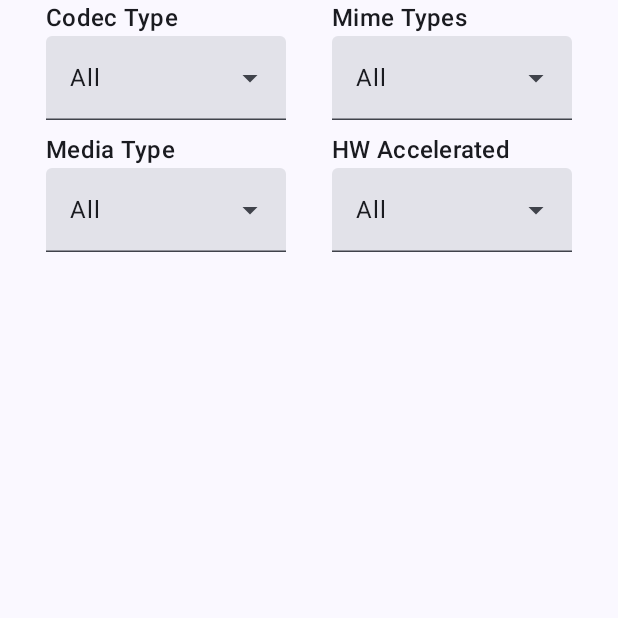
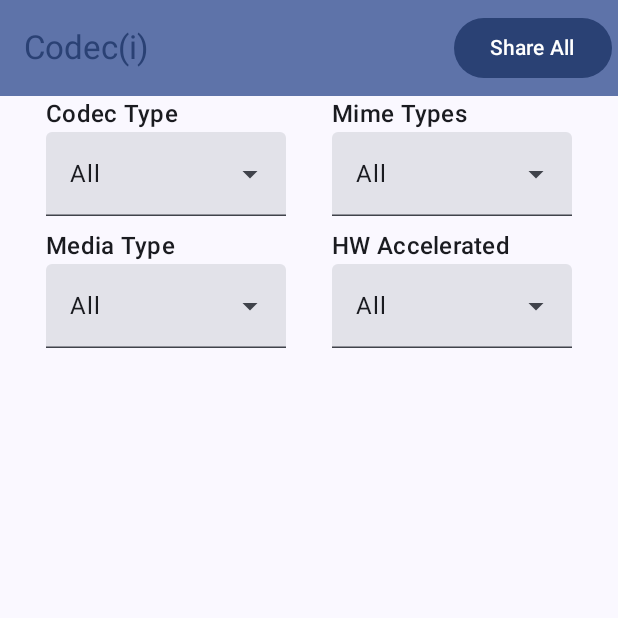
Before and after one commit to igrvlhlb/Codeci, an Android app built with Jetpack Compose: the screen it shows after launch (MainActivity), on a phone screen of 412 x 824 dp, the top half of it. Run offline under Robolectric (Android 15) with nearby library versions, the phone set to English and light mode, and no system bars; libraries missing offline, so code that uses them is left out: my.nanihadesuka.compose; missing, so only their content is drawn: LazyColumnScrollbar; 1 statement that could not run was skipped.

Commit message:
add all codecs serialization button

```diff
--- a/app/src/main/java/io/igrvlhlb/codeci/model/CodecsViewModel.kt
+++ b/app/src/main/java/io/igrvlhlb/codeci/model/CodecsViewModel.kt
@@ -59,6 +59,8 @@ class CodecsViewModel : ViewModel() {
         _state.value = actualState
     }
 
+    fun getCodecsInfoJson() = codecInfoRepository.serializeToJson()
+
     private fun codecTypeStateToRepository(value: String): CodecInfoRepository.CodecType {
         return when(value) {
             CodecType.ALL.value -> CodecInfoRepository.CodecType.ALL
--- a/app/src/main/java/io/igrvlhlb/codeci/ui/screens/CodecListScreen.kt
+++ b/app/src/main/java/io/igrvlhlb/codeci/ui/screens/CodecListScreen.kt
@@ -18,6 +18,7 @@ import androidx.compose.foundation.layout.width
 import androidx.compose.foundation.layout.wrapContentSize
 import androidx.compose.foundation.lazy.items
 import androidx.compose.foundation.shape.RoundedCornerShape
+import androidx.compose.material3.Button
 import androidx.compose.material3.Card
 import androidx.compose.material3.CardDefaults
 import androidx.compose.material3.DropdownMenuItem
@@ -60,7 +61,28 @@ import my.nanihadesuka.compose.ScrollbarSettings
 
 @Composable
 fun CodecListScreen(viewModel: CodecsViewModel, navController: NavHostController) {
-    Scaffold { innerPadding ->
+    val context = androidx.compose.ui.platform.LocalContext.current
+    Scaffold(
+        topBar = {
+            io.igrvlhlb.codeci.TopAppBar(
+                actions = {
+                    Button(
+                        onClick = {
+                            val shareText = viewModel.getCodecsInfoJson()
+                            val shareIntent = android.content.Intent().apply {
+                                action = android.content.Intent.ACTION_SEND
+                                putExtra(android.content.Intent.EXTRA_TEXT, shareText)
+                                type = "text/json"
+                            }
+                            context.startActivity(android.content.Intent.createChooser(shareIntent, null))
+                        }
+                    ) {
+                        Text("Share All")
+                    }
+                }
+            )
+        }
+    ) { innerPadding ->
         Column(
             Modifier
                 .padding(innerPadding)
--- a/lib/src/main/java/io/igrvlhlb/lib/CodecInfoRepository.kt
+++ b/lib/src/main/java/io/igrvlhlb/lib/CodecInfoRepository.kt
@@ -148,6 +148,8 @@ class CodecInfoRepository {
             t1.supportedTypes[0].compareTo(t2.supportedTypes[0])
     }
 
+    fun serializeToJson() = Json.encodeToString(allCodecsInfo)
+
     enum class MediaType {
         ALL,
         AUDIO,
```
